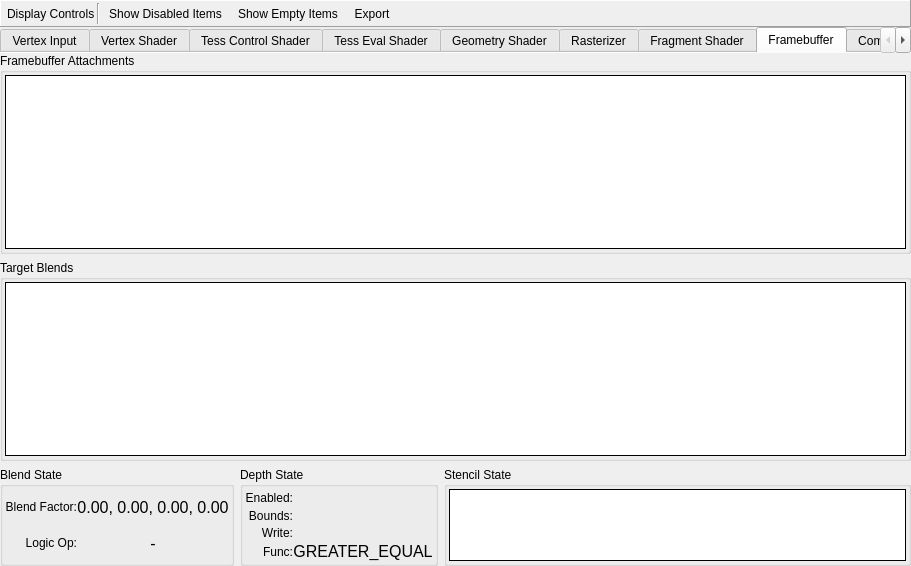
Above: qrenderdoc/Windows/PipelineState/VulkanPipelineStateViewer.ui from baldurk/renderdoc before the change. Below: the same form after it.
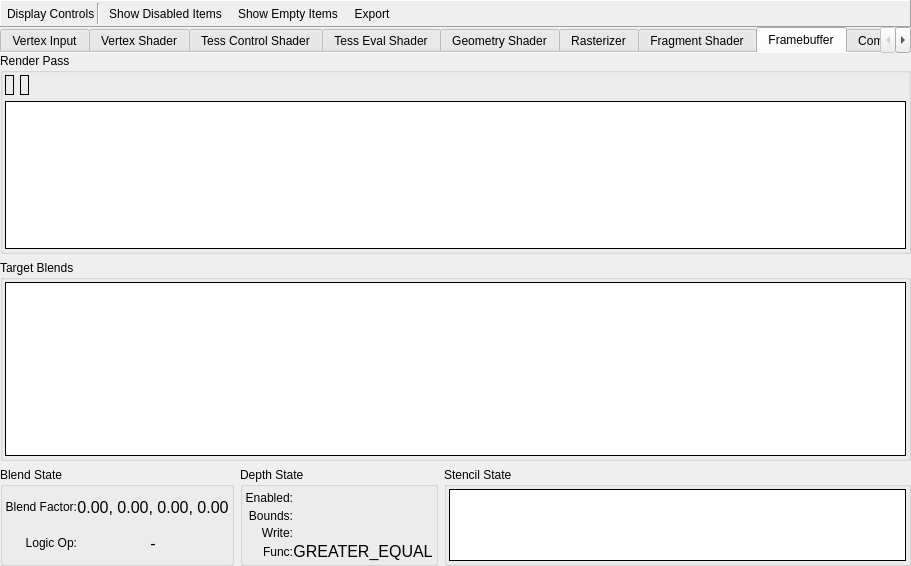
That is the form after the change. The open tabs and pages were chosen to show the change. Icons and pictures are not drawn. Custom widgets are drawn as their Qt base class.

Commit message:
Add extra elements to pipeline viewer to display hidden state objects
* For example state objects on D3D11, or render pass on Vulkan.
* These are all properly resource-linked.

```diff
--- a/qrenderdoc/Windows/PipelineState/VulkanPipelineStateViewer.ui
+++ b/qrenderdoc/Windows/PipelineState/VulkanPipelineStateViewer.ui
@@ -2586,9 +2586,9 @@
               </sizepolicy>
              </property>
              <property name="title">
-              <string>Framebuffer Attachments</string>
+              <string>Render Pass</string>
              </property>
-             <layout class="QHBoxLayout" name="horizontalLayout_24">
+             <layout class="QVBoxLayout" name="verticalLayout_17">
               <property name="leftMargin">
                <number>2</number>
               </property>
@@ -2602,7 +2602,44 @@
                <number>2</number>
               </property>
               <item>
-               <widget class="RDTreeWidget" name="framebuffer">
+               <layout class="QHBoxLayout" name="horizontalLayout_23">
+                <item>
+                 <widget class="RDLabel" name="renderpass">
+                  <property name="frameShape">
+                   <enum>QFrame::Box</enum>
+                  </property>
+                  <property name="margin">
+                   <number>4</number>
+                  </property>
+                 </widget>
+                </item>
+                <item>
+                 <widget class="RDLabel" name="framebuffer">
+                  <property name="frameShape">
+                   <enum>QFrame::Box</enum>
+                  </property>
+                  <property name="margin">
+                   <number>2</number>
+                  </property>
+                 </widget>
+                </item>
+                <item>
+                 <spacer name="horizontalSpacer_2">
+                  <property name="orientation">
+                   <enum>Qt::Horizontal</enum>
+                  </property>
+                  <property name="sizeHint" stdset="0">
+                   <size>
+                    <width>40</width>
+                    <height>20</height>
+                   </size>
+                  </property>
+                 </spacer>
+                </item>
+               </layout>
+              </item>
+              <item>
+               <widget class="RDTreeWidget" name="fbAttach">
                 <property name="frameShape">
                  <enum>QFrame::Box</enum>
                 </property>
```
Left out of the diff: 108 changed lines with no effect on the pictures. The commit also changes 11 other files.
